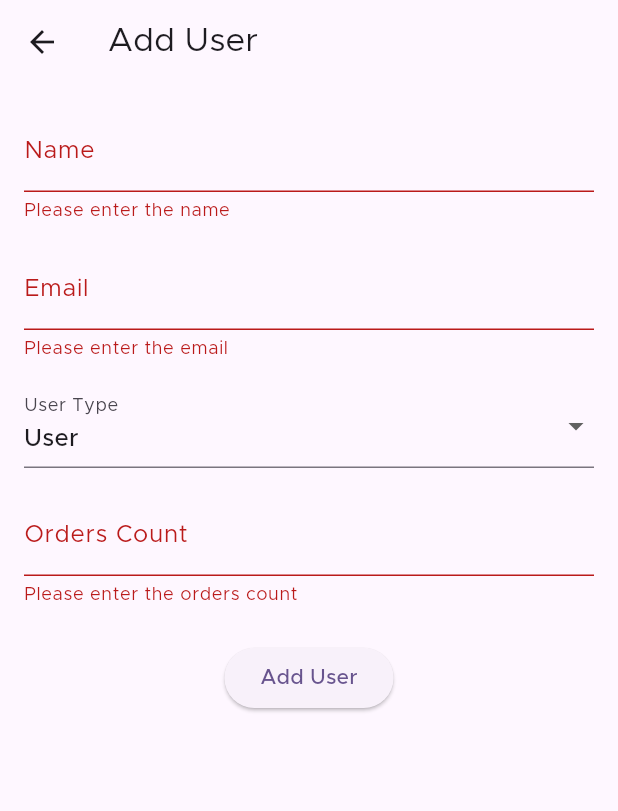
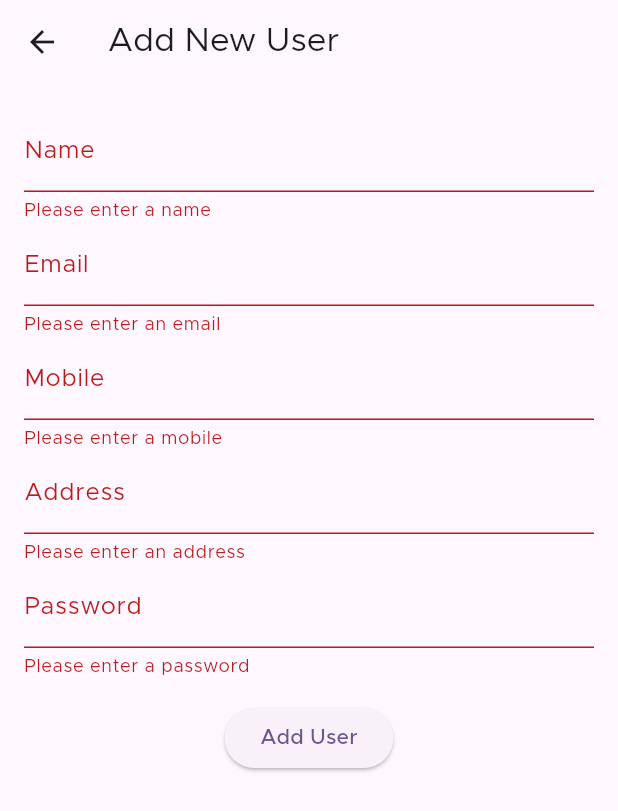
Before and after one commit to Arreejj/foodtrial1, a Flutter app: the AddUser screen opened directly with empty values, after a tap on "Add User", on a phone screen of 412 x 824 dp. Shown: the top 811 px of the screen. Run offline on Flutter 3.47's test engine with Material 3 defaults, Android fonts, the phone set to English and light mode, and no system bars; our stand-ins replace cloud_firestore, firebase_auth, firebase_core, flutter_map, flutter_rating_bar, flutter_riverpod and 4 more; accounts and stored records are empty.

Commit message:
user functionalities

```diff
--- a/areej/lib/model/Userr.dart
+++ /dev/null
@@ -1,43 +0,0 @@
-// lib/models/user.dart
-import 'package:uuid/uuid.dart';
-
-class User {
-  final String id;
-  final String name;
-  final String email;
-  final String userType; // 'employee' or 'user'
-  final int? ordersCount; // Nullable, only set for regular users
-  final DateTime joinDate;
-
-  // Constructor
-  User({
-    required this.name,
-    required this.email,
-    required this.userType,
-    required this.joinDate,
-    this.ordersCount,
-  }) : id = const Uuid().v4(); // Generate a unique ID for each user
-
-  // Method to create a user from a map (e.g., from a database)
-  factory User.fromMap(Map<String, dynamic> map) {
-    return User(
-      name: map['name'],
-      email: map['email'],
-      userType: map['userType'],
-      joinDate: DateTime.parse(map['joinDate']),
-      ordersCount: map['ordersCount'],
-    );
-  }
-
-  // Method to convert a user to a map (e.g., to save in a database)
-  Map<String, dynamic> toMap() {
-    return {
-      'id': id,
-      'name': name,
-      'email': email,
-      'userType': userType,
-      'joinDate': joinDate.toIso8601String(),
-      'ordersCount': ordersCount,
-    };
-  }
-}
--- a/areej/lib/model/user.dart
+++ b/areej/lib/model/user.dart
@@ -1,17 +1,55 @@
+import 'package:cloud_firestore/cloud_firestore.dart';
+
 class User {
+  final String? id;
   final String name;
   final String email;
   final String mobile;
   final String address;
   final String password;
+  final String userType;
+  final DateTime joinDate;
+  final int? ordersCount;
 
   User({
+    this.id,
     required this.name,
     required this.email,
     required this.mobile,
     required this.address,
     required this.password,
+    this.userType = 'user', // Default userType is 'user'
+    required this.joinDate,
+    this.ordersCount,
   });
+
+  Map<String, dynamic> toMap() {
+    return {
+      'name': name,
+      'email': email,
+      'mobile': mobile,
+      'address': address,
+      'password': password,
+    };
+  }
+
+  factory User.fromDocument(DocumentSnapshot doc) {
+    final data = doc.data() as Map<String, dynamic>;
+    return User(
+       id: doc.id,
+      name: data['name'] ?? '', // Default to empty string if missing
+      email: data['email'] ?? '', // Default to empty string if missing
+      mobile: data['mobile'] ?? '', // Default to empty string if missing
+      address: data['address'] ?? '', // Default to empty string if missing
+      password: data['password'] ?? '', // Default to empty string if missing
+      userType: data['userType'] ?? 'user', // Default to 'user' if missing
+      joinDate: (data['joinDate'] as Timestamp)
+          .toDate(), // Convert Timestamp to DateTime
+      ordersCount: data['ordersCount'] != null
+          ? data['ordersCount'] as int
+          : 0, // Default to 0 if null
+    );
+  }
 
   // Validation for fields
   String? validateName() {
@@ -22,8 +60,7 @@ class User {
   }
 
   String? validateEmail() {
-    String emailPattern =
-        r'^[a-zA-Z0-9._%+-]+@[a-zA-Z0-9.-]+\.[a-zA-Z]{2,}$';
+    String emailPattern = r'^[a-zA-Z0-9._%+-]+@[a-zA-Z0-9.-]+\.[a-zA-Z]{2,}$';
     RegExp regExp = RegExp(emailPattern);
     if (email.isEmpty) {
       return "Please enter your email";
@@ -59,7 +96,8 @@ class User {
   }
 
   // Method to check if passwords match
-  static String? validateConfirmPassword(String password, String confirmPassword) {
+  static String? validateConfirmPassword(
+      String password, String confirmPassword) {
     if (confirmPassword.isEmpty) {
       return "Please confirm your password";
     }
--- a/areej/lib/view/admin_dashboard/AddUser.dart
+++ b/areej/lib/view/admin_dashboard/AddUser.dart
@@ -1,146 +1,70 @@
-// lib/screens/AddUser.dart
 import 'package:flutter/material.dart';
-import '/model/Userr.dart';
+import '/model/user.dart';
 
-
-class AddUser extends StatefulWidget {
+class AddUser extends StatelessWidget {
   final Function(User) onAddUser;
 
   const AddUser({super.key, required this.onAddUser});
 
   @override
-  _AddUserState createState() => _AddUserState();
-}
+  Widget build(BuildContext context) {
+    final formKey = GlobalKey<FormState>();
+    final nameController = TextEditingController();
+    final emailController = TextEditingController();
+    final mobileController = TextEditingController();
+    final addressController = TextEditingController();
+    final passwordController = TextEditingController();
 
-class _AddUserState extends State<AddUser> {
-  final _formKey = GlobalKey<FormState>();
-  final _nameController = TextEditingController();
-  final _emailController = TextEditingController();
-  String _selectedType = 'user'; // Default type is 'user'
-  int? _ordersCount;
-
-  void _submitForm() {
-    if (_formKey.currentState!.validate()) {
-      final name = _nameController.text.trim();
-      final email = _emailController.text.trim();
-
-      // Create a new User object
-      final newUser = User(
-        name: name,
-        email: email,
-        userType: _selectedType,
-        joinDate: DateTime.now(), // Use current date as join date
-        ordersCount: _selectedType == 'user' ? (_ordersCount ?? 0) : null,
-      );
-
-      // Add the user using the callback
-      widget.onAddUser(newUser);
-
-      // Navigate back to the UsersList
-      Navigator.pop(context);
-
-      // Show a success message
-      ScaffoldMessenger.of(context).showSnackBar(
-        const SnackBar(content: Text('User added successfully')),
-      );
-    }
-  }
-
-  @override
-  void dispose() {
-    // Dispose controllers when the widget is disposed
-    _nameController.dispose();
-    _emailController.dispose();
-    super.dispose();
-  }
-
-  @override
-  Widget build(BuildContext context) {
     return Scaffold(
-      appBar: AppBar(
-        title: const Text('Add User'),
-      ),
+      appBar: AppBar(title: const Text('Add New User')),
       body: Padding(
         padding: const EdgeInsets.all(16.0),
         child: Form(
-          key: _formKey,
+          key: formKey,
           child: Column(
             children: [
-              // Name Field
               TextFormField(
-                controller: _nameController,
+                controller: nameController,
                 decoration: const InputDecoration(labelText: 'Name'),
-                validator: (value) {
-                  if (value == null || value.trim().isEmpty) {
-                    return 'Please enter the name';
-                  }
-                  return null;
-                },
+                validator: (value) => value?.isEmpty ?? true ? 'Please enter a name' : null,
+              ),
+              TextFormField(
+                controller: emailController,
+                decoration: const InputDecoration(labelText: 'Email'),
+                validator: (value) => value?.isEmpty ?? true ? 'Please enter an email' : null,
+              ),
+              TextFormField(
+                controller: mobileController,
+                decoration: const InputDecoration(labelText: 'Mobile'),
+                validator: (value) => value?.isEmpty ?? true ? 'Please enter a mobile' : null,
+              ),
+              TextFormField(
+                controller: addressController,
+                decoration: const InputDecoration(labelText: 'Address'),
+                validator: (value) => value?.isEmpty ?? true ? 'Please enter an address' : null,
+              ),
+              TextFormField(
+                controller: passwordController,
+                decoration: const InputDecoration(labelText: 'Password'),
+                obscureText: true,
+                validator: (value) => value?.isEmpty ?? true ? 'Please enter a password' : null,
               ),
               const SizedBox(height: 16),
-              // Email Field
-              TextFormField(
-                controller: _emailController,
-                decoration: const InputDecoration(labelText: 'Email'),
-                keyboardType: TextInputType.emailAddress,
-                validator: (value) {
-                  if (value == null || value.trim().isEmpty) {
-                    return 'Please enter the email';
+              ElevatedButton(
+                onPressed: () {
+                  if (formKey.currentState?.validate() ?? false) {
+                    final newUser = User(
+                      name: nameController.text,
+                      email: emailController.text,
+                      mobile: mobileController.text,
+                      address: addressController.text,
+                      password: passwordController.text,
+                      joinDate: DateTime.now(),
+                    );
+                    onAddUser(newUser);
+                    Navigator.pop(context);
                   }
-                  // Simple email validation
-                  if (!RegExp(r'\S+@\S+\.\S+').hasMatch(value.trim())) {
-                    return 'Please enter a valid email address';
-                  }
-                  return null;
                 },
-              ),
-              const SizedBox(height: 16),
-              // User Type Dropdown
-              DropdownButtonFormField<String>(
-                value: _selectedType,
-                decoration: const InputDecoration(labelText: 'User Type'),
-                items: <String>['user', 'employee']
-                    .map((String type) => DropdownMenuItem<String>(
-                          value: type,
-                          child: Text(type[0].toUpperCase() + type.substring(1)),
-                        ))
-                    .toList(),
-                onChanged: (String? newValue) {
-                  setState(() {
-                    _selectedType = newValue!;
-                    if (_selectedType == 'employee') {
-                      _ordersCount = null; // Reset ordersCount for employees
-                    }
-                  });
-                },
-              ),
-              const SizedBox(height: 16),
-              // Orders Count Field (only visible for 'user' type)
-              if (_selectedType == 'user')
-                TextFormField(
-                  decoration: const InputDecoration(labelText: 'Orders Count'),
-                  keyboardType: TextInputType.number,
-                  onChanged: (value) {
-                    setState(() {
-                      _ordersCount = int.tryParse(value) ?? 0;
-                    });
-                  },
-                  validator: (value) {
-                    if (_selectedType == 'user') {
-                      if (value == null || value.trim().isEmpty) {
-                        return 'Please enter the orders count';
-                      }
-                      if (int.tryParse(value.trim()) == null) {
-                        return 'Please enter a valid number';
-                      }
-                    }
-                    return null;
-                  },
-                ),
-              const SizedBox(height: 24),
-              // Submit Button
-              ElevatedButton(
-                onPressed: _submitForm,
                 child: const Text('Add User'),
               ),
             ],
--- a/areej/lib/view/admin_dashboard/UserDetails.dart
+++ b/areej/lib/view/admin_dashboard/UserDetails.dart
@@ -1,6 +1,6 @@
 // lib/screens/user_details_page.dart
 import 'package:flutter/material.dart';
-import '/model/Userr.dart';
+import '/model/user.dart';
 
 class UserDetails extends StatelessWidget {
   final User user;
```
Also changed, not shown: areej/lib/view/admin_dashboard/AdminDashboard.dart (+36 -22 lines), areej/lib/view/admin_dashboard/UsersList.dart (+46 -143 lines).
